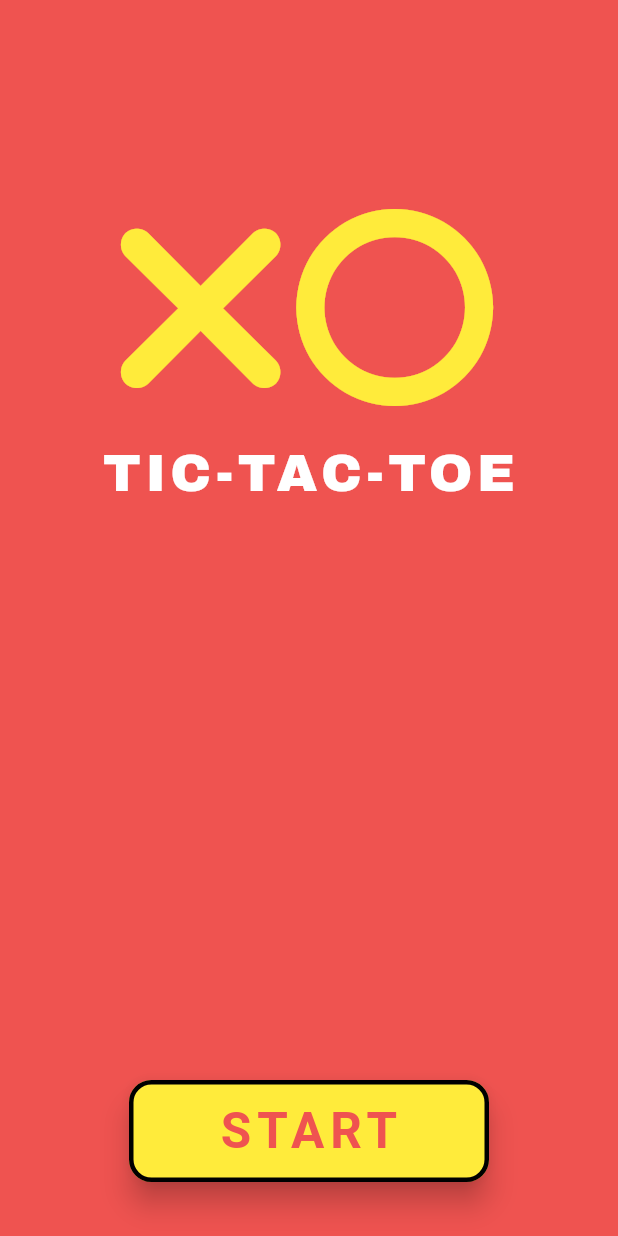
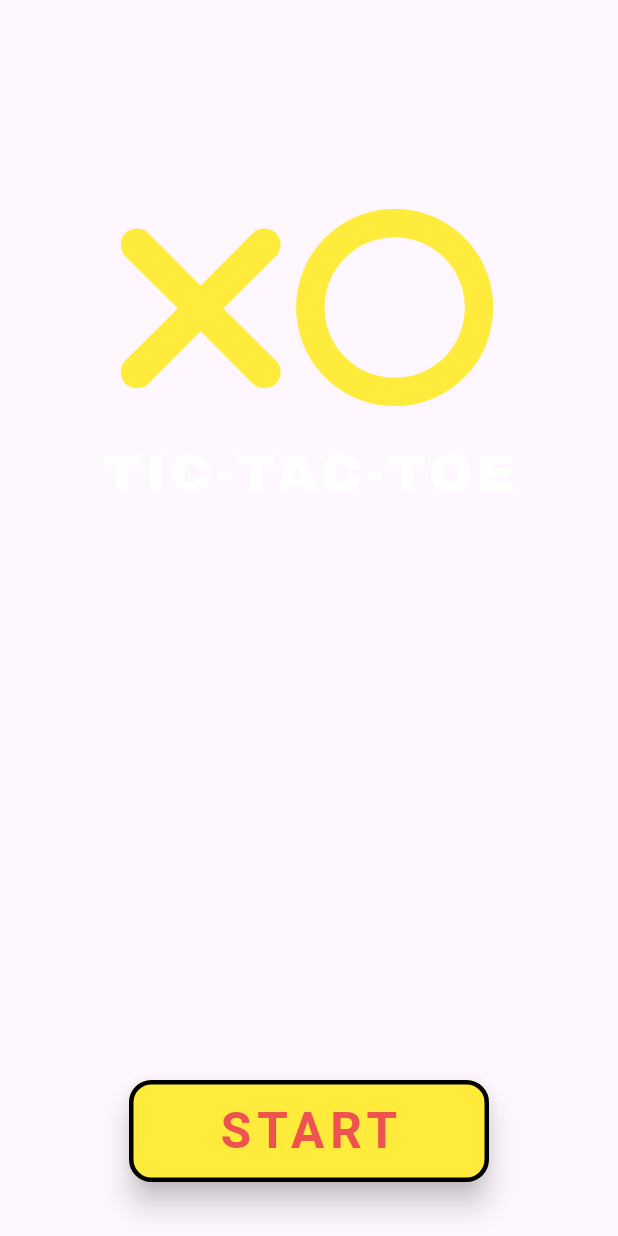
Before and after one commit to Amjadyabroudi128/XO, a Flutter app: the screen it shows after launch, on a phone screen of 412 x 824 dp. Run offline on Flutter 3.47's test engine with Material 3 defaults, Android fonts, the phone set to English and light mode, and no system bars; our stand-ins replace font_awesome_flutter, google_fonts.

```diff
--- a/lib/core/features/startingPage/startingPage.dart
+++ b/lib/core/features/startingPage/startingPage.dart
@@ -33,7 +33,6 @@ class _startingPageState extends State<startingPage> with SingleTickerProviderSt
   @override
   Widget build(BuildContext context) {
     return Scaffold(
-      backgroundColor: Colors.red[400],
       body:  FadeTransition(
         opacity: animation,
         child: SingleChildScrollView(
```
